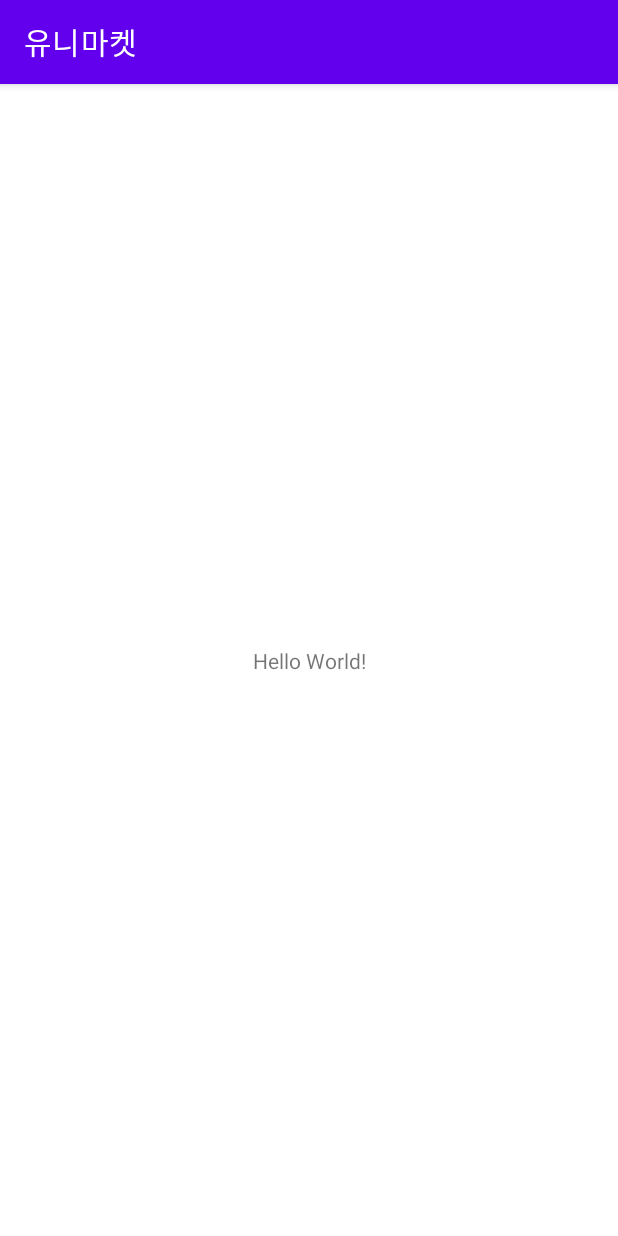
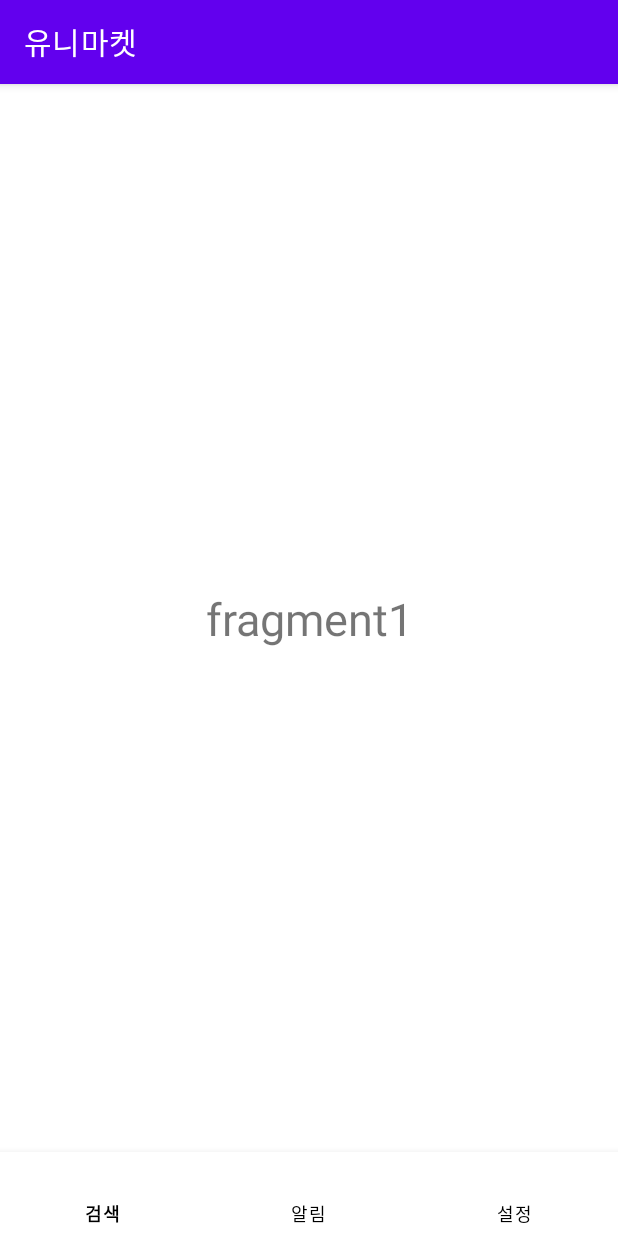
Before and after one commit to jinbong-yeom/Uni_Market, an Android app: the screen it shows after launch (MainActivity), on a phone screen of 412 x 824 dp. Run offline under Robolectric (Android 15) with nearby library versions, the phone set to English and light mode, and no system bars.

Commit message:
Feat: 기본UI-검색,알림,설정 구현 #7

```diff
--- /dev/null
+++ b/unimarket-app/android/app/src/main/java/com/example/unimarket/Fragment1.java
@@ -0,0 +1,17 @@
+package com.example.unimarket;
+
+import android.os.Bundle;
+import android.view.LayoutInflater;
+import android.view.View;
+import android.view.ViewGroup;
+
+import androidx.fragment.app.Fragment;
+
+public class Fragment1 extends Fragment {
+
+    @Override
+    public View onCreateView(LayoutInflater inflater, ViewGroup container, Bundle savedInstanceState) {
+        return inflater.inflate(R.layout.fragment1, container, false);
+    }
+
+}
--- /dev/null
+++ b/unimarket-app/android/app/src/main/java/com/example/unimarket/Fragment2.java
@@ -0,0 +1,17 @@
+package com.example.unimarket;
+
+import android.os.Bundle;
+import android.view.LayoutInflater;
+import android.view.View;
+import android.view.ViewGroup;
+
+import androidx.fragment.app.Fragment;
+
+public class Fragment2 extends Fragment {
+
+    @Override
+    public View onCreateView(LayoutInflater inflater, ViewGroup container, Bundle savedInstanceState) {
+        return inflater.inflate(R.layout.fragment2, container, false);
+    }
+
+}
--- /dev/null
+++ b/unimarket-app/android/app/src/main/java/com/example/unimarket/Fragment3.java
@@ -0,0 +1,17 @@
+package com.example.unimarket;
+
+import android.os.Bundle;
+import android.view.LayoutInflater;
+import android.view.View;
+import android.view.ViewGroup;
+
+import androidx.fragment.app.Fragment;
+
+public class Fragment3 extends Fragment {
+
+    @Override
+    public View onCreateView(LayoutInflater inflater, ViewGroup container, Bundle savedInstanceState) {
+        return inflater.inflate(R.layout.fragment3, container, false);
+    }
+
+}
--- a/unimarket-app/android/app/src/main/java/com/example/unimarket/MainActivity.java
+++ b/unimarket-app/android/app/src/main/java/com/example/unimarket/MainActivity.java
@@ -1,14 +1,52 @@
 package com.example.unimarket;
 
+import androidx.annotation.NonNull;
 import androidx.appcompat.app.AppCompatActivity;
-
 import android.os.Bundle;
+import android.view.MenuItem;
+import com.google.android.material.bottomnavigation.BottomNavigationView;
 
 public class MainActivity extends AppCompatActivity {
+
+    Fragment1 fragment1;
+    Fragment2 fragment2;
+    Fragment3 fragment3;
 
     @Override
     protected void onCreate(Bundle savedInstanceState) {
         super.onCreate(savedInstanceState);
         setContentView(R.layout.activity_main);
+
+
+        //프래그먼트생성
+        fragment1 = new Fragment1();
+        fragment2 = new Fragment2();
+        fragment3 = new Fragment3();
+
+        //처음엔 검색탭에서 시작
+        getSupportFragmentManager().beginTransaction().replace(R.id.main_frame, fragment1).commit();
+        BottomNavigationView bottomNavigation = findViewById(R.id.bottomNavi);
+
+        // 하단 네비게이터 터치시 fragment 변경
+        bottomNavigation.setOnItemSelectedListener(new BottomNavigationView.OnItemSelectedListener() {
+            @Override
+            public boolean onNavigationItemSelected(@NonNull MenuItem item) {
+                switch (item.getItemId()) {
+                    case R.id.search1:
+                        getSupportFragmentManager().beginTransaction()
+                                .replace(R.id.main_frame, fragment1).commit();
+                        return true;
+                    case R.id.notice2:
+                        getSupportFragmentManager().beginTransaction()
+                                .replace(R.id.main_frame, fragment2).commit();
+                        return true;
+                    case R.id.setting3:
+                        getSupportFragmentManager().beginTransaction()
+                                .replace(R.id.main_frame, fragment3).commit();
+                        return true;
+                }
+                return false;
+            }
+        });
     }
 }
--- a/unimarket-app/android/app/src/main/res/layout/activity_main.xml
+++ b/unimarket-app/android/app/src/main/res/layout/activity_main.xml
@@ -6,13 +6,23 @@
     android:layout_height="match_parent"
     tools:context=".MainActivity">
 
-    <TextView
-        android:layout_width="wrap_content"
-        android:layout_height="wrap_content"
-        android:text="Hello World!"
-        app:layout_constraintBottom_toBottomOf="parent"
+    <FrameLayout
+        android:id="@+id/main_frame"
+        android:layout_width="match_parent"
+        android:layout_height="659dp"
+        app:layout_constraintBottom_toTopOf="@+id/bottomNavi"
         app:layout_constraintEnd_toEndOf="parent"
         app:layout_constraintStart_toStartOf="parent"
         app:layout_constraintTop_toTopOf="parent" />
 
+    <com.google.android.material.bottomnavigation.BottomNavigationView
+        android:id="@+id/bottomNavi"
+        android:layout_width="match_parent"
+        android:layout_height="wrap_content"
+        app:itemIconTint="#000"
+        app:itemTextColor="#000"
+        app:layout_constraintBottom_toBottomOf="parent"
+        app:menu="@menu/navigation_menu"
+        tools:layout_editor_absoluteX="8dp" />
+
 </androidx.constraintlayout.widget.ConstraintLayout>
--- /dev/null
+++ b/unimarket-app/android/app/src/main/res/layout/fragment1.xml
@@ -0,0 +1,13 @@
+<?xml version="1.0" encoding="utf-8"?>
+<LinearLayout xmlns:android="http://schemas.android.com/apk/res/android"
+    android:orientation="vertical" android:layout_width="match_parent"
+    android:layout_height="match_parent">
+
+    <TextView
+        android:layout_width="match_parent"
+        android:layout_height="match_parent"
+        android:gravity="center"
+        android:textSize="30sp"
+        android:text="fragment1"/>
+
+</LinearLayout>
--- /dev/null
+++ b/unimarket-app/android/app/src/main/res/menu/navigation_menu.xml
@@ -0,0 +1,17 @@
+<?xml version="1.0" encoding="utf-8"?>
+<menu xmlns:android="http://schemas.android.com/apk/res/android">
+    <item
+        android:id="@+id/search1"
+        android:enabled="true"
+        android:title="검색"/>
+
+    <item
+        android:id="@+id/notice2"
+        android:enabled="true"
+        android:title="알림"/>
+
+    <item
+        android:id="@+id/setting3"
+        android:enabled="true"
+        android:title="설정"/>
+</menu>
```
Also changed, not shown: unimarket-app/android/app/src/main/res/layout/fragment2.xml (added, +13 -0 lines), unimarket-app/android/app/src/main/res/layout/fragment3.xml (added, +13 -0 lines).
